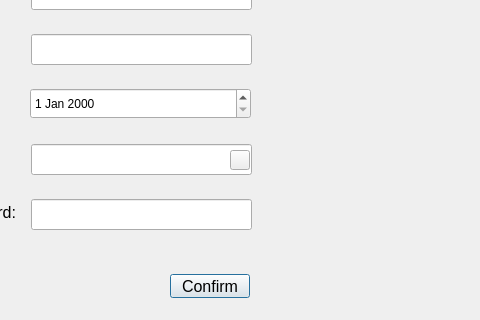
The window that RMS_qt/signup.ui (dev-pratik02/RMS) describes before a commit, drawn with Qt 5; both pictures show x 180 to 660 and y 196 to 516 of the 800 by 600 pixel window.
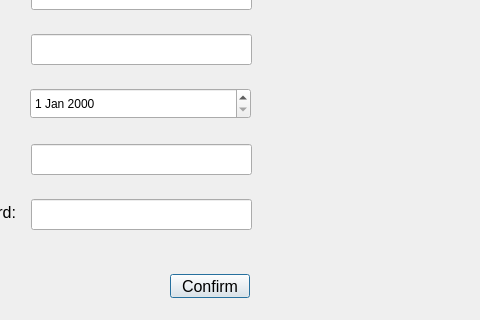
The same window after the commit.

The edit to the form file:
```diff
--- a/RMS_qt/signup.ui
+++ b/RMS_qt/signup.ui
@@ -202,19 +202,6 @@
     </rect>
    </property>
   </widget>
-  <widget class="QToolButton" name="eyeButton">
-   <property name="geometry">
-    <rect>
-     <x>410</x>
-     <y>346</y>
-     <width>20</width>
-     <height>20</height>
-    </rect>
-   </property>
-   <property name="text">
-    <string/>
-   </property>
-  </widget>
  </widget>
  <resources/>
  <connections/>
```
